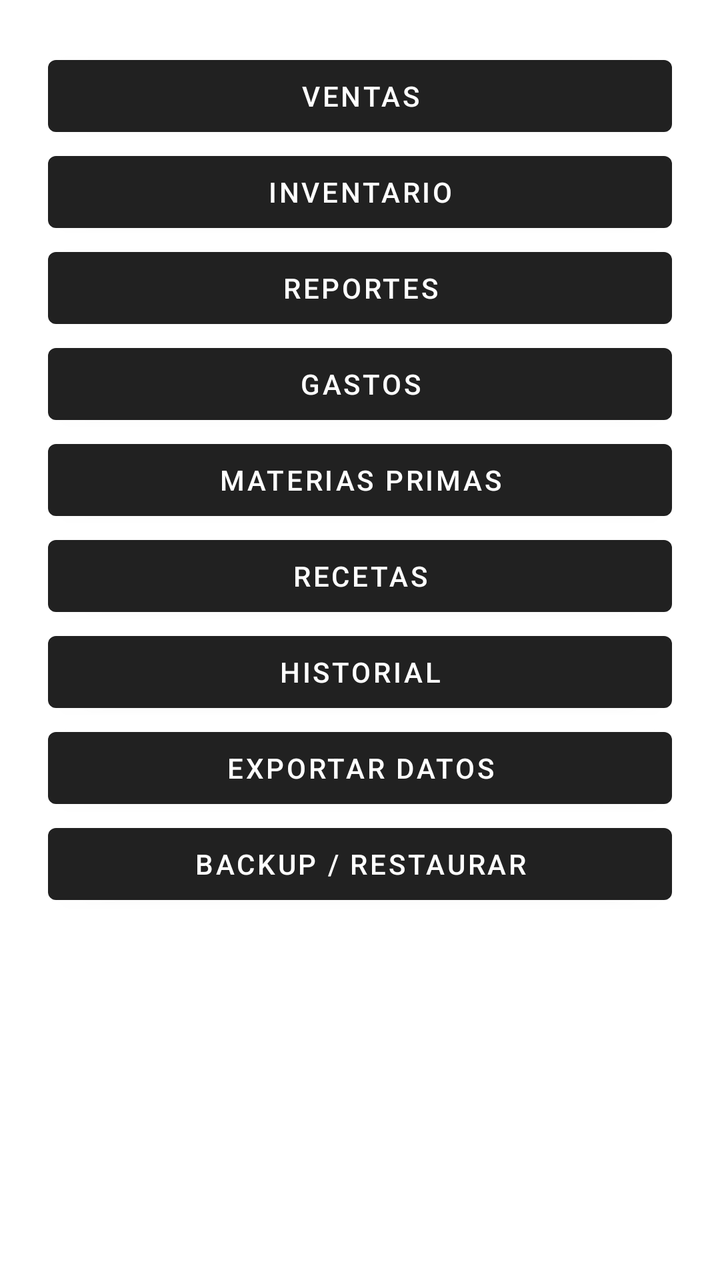
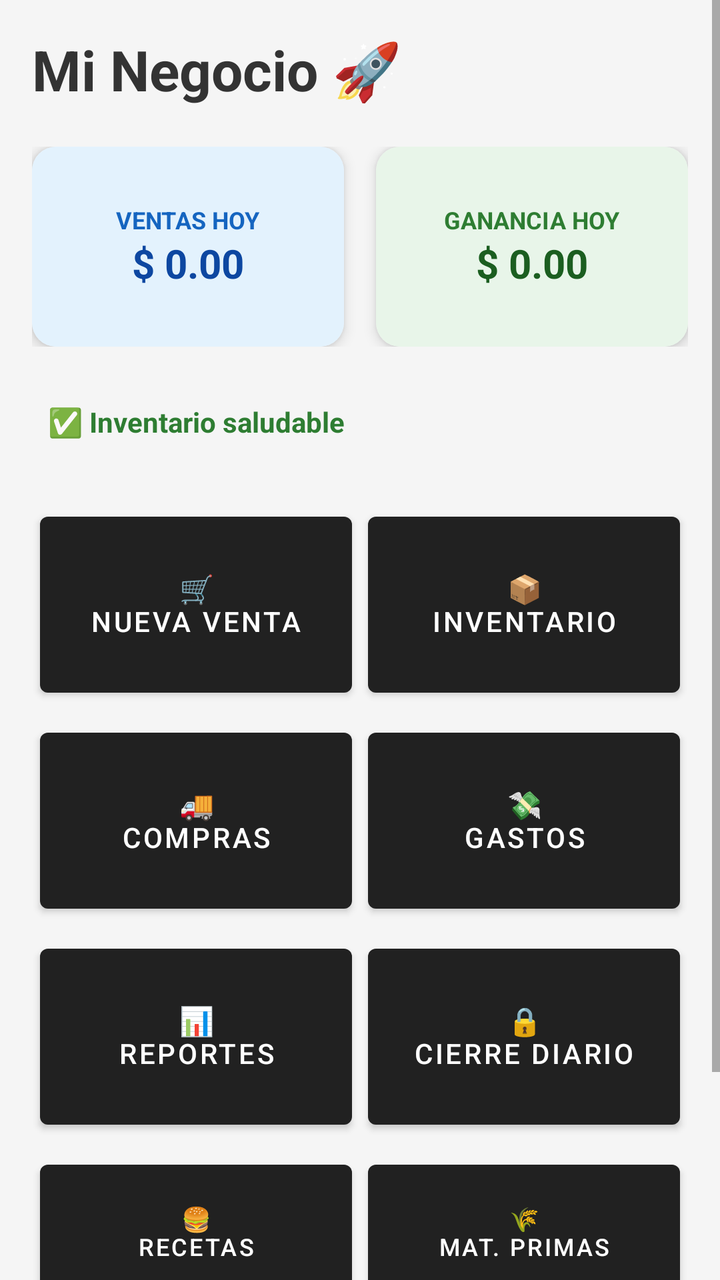

Compare the two renders of this Android layout. The source of the first and the diff that turns it into the second are given below.
<!-- AndroidManifest.xml: application theme Theme.MaterialComponents.DayNight.DarkActionBar -->
<!-- res/layout/activity_main.xml -->
<?xml version="1.0" encoding="utf-8"?>
<LinearLayout
    xmlns:android="http://schemas.android.com/apk/res/android"
    android:orientation="vertical"
    android:padding="24dp"
    android:layout_width="match_parent"
    android:layout_height="match_parent">

    <Button
        android:id="@+id/btnVentas"
        android:layout_width="match_parent"
        android:layout_height="wrap_content"
        android:text="Ventas"/>

    <Button
        android:id="@+id/btnInventario"
        android:layout_width="match_parent"
        android:layout_height="wrap_content"
        android:text="Inventario"/>

    <Button
        android:id="@+id/btnReportes"
        android:layout_width="match_parent"
        android:layout_height="wrap_content"
        android:text="Reportes"/>

    <Button
        android:id="@+id/btnGastos"
        android:text="Gastos"
        android:layout_width="match_parent"
        android:layout_height="wrap_content"/>

    <Button
        android:id="@+id/btnMaterias"
        android:text="Materias Primas"
        android:layout_width="match_parent"
        android:layout_height="wrap_content"/>

    <Button
        android:id="@+id/btnRecetas"
        android:text="Recetas"
        android:layout_width="match_parent"
        android:layout_height="wrap_content"/>

    <Button
        android:id="@+id/btnHistorial"
        android:text="Historial"
        android:layout_width="match_parent"
        android:layout_height="wrap_content"/>

    <Button
        android:id="@+id/btnExportar"
        android:text="Exportar Datos"
        android:layout_width="match_parent"
        android:layout_height="wrap_content"/>

    <Button
        android:id="@+id/btnBackup"
        android:text="Backup / Restaurar"
        android:layout_width="match_parent"
        android:layout_height="wrap_content"/>
    
    <TextView
        android:id="@+id/txtResultado"
        android:layout_width="match_parent"
        android:layout_height="wrap_content"
        android:textSize="18sp"
        android:paddingTop="20dp"/>

</LinearLayout>
<!-- resources referenced by this layout -->
<resources>

</resources>

<!-- the commit's change to res/layout/activity_main.xml (unified diff, before → after) -->
@@ -1,70 +1,216 @@
 <?xml version="1.0" encoding="utf-8"?>
-<LinearLayout
-    xmlns:android="http://schemas.android.com/apk/res/android"
-    android:orientation="vertical"
-    android:padding="24dp"
+<ScrollView xmlns:android="http://schemas.android.com/apk/res/android"
+    xmlns:app="http://schemas.android.com/apk/res-auto"
     android:layout_width="match_parent"
-    android:layout_height="match_parent">
-
-    <Button
-        android:id="@+id/btnVentas"
+    android:layout_height="match_parent"
+    android:background="#F5F5F5">
+
+    <LinearLayout
+        android:orientation="vertical"
         android:layout_width="match_parent"
         android:layout_height="wrap_content"
-        android:text="Ventas"/>
-
-    <Button
-        android:id="@+id/btnInventario"
-        android:layout_width="match_parent"
-        android:layout_height="wrap_content"
-        android:text="Inventario"/>
-
-    <Button
-        android:id="@+id/btnReportes"
-        android:layout_width="match_parent"
-        android:layout_height="wrap_content"
-        android:text="Reportes"/>
-
-    <Button
-        android:id="@+id/btnGastos"
-        android:text="Gastos"
-        android:layout_width="match_parent"
-        android:layout_height="wrap_content"/>
-
-    <Button
-        android:id="@+id/btnMaterias"
-        android:text="Materias Primas"
-        android:layout_width="match_parent"
-        android:layout_height="wrap_content"/>
-
-    <Button
-        android:id="@+id/btnRecetas"
-        android:text="Recetas"
-        android:layout_width="match_parent"
-        android:layout_height="wrap_content"/>
-
-    <Button
-        android:id="@+id/btnHistorial"
-        android:text="Historial"
-        android:layout_width="match_parent"
-        android:layout_height="wrap_content"/>
-
-    <Button
-        android:id="@+id/btnExportar"
-        android:text="Exportar Datos"
-        android:layout_width="match_parent"
-        android:layout_height="wrap_content"/>
-
-    <Button
-        android:id="@+id/btnBackup"
-        android:text="Backup / Restaurar"
-        android:layout_width="match_parent"
-        android:layout_height="wrap_content"/>
-    
-    <TextView
-        android:id="@+id/txtResultado"
-        android:layout_width="match_parent"
-        android:layout_height="wrap_content"
-        android:textSize="18sp"
-        android:paddingTop="20dp"/>
-
-</LinearLayout>
+        android:padding="16dp">
+
+        
+        <TextView
+            android:text="Mi Negocio 🚀"
+            android:textSize="28sp"
+            android:textStyle="bold"
+            android:textColor="#333333"
+            android:layout_marginBottom="20dp"
+            android:layout_width="wrap_content"
+            android:layout_height="wrap_content"/>
+
+        
+        <LinearLayout
+            android:orientation="horizontal"
+            android:layout_width="match_parent"
+            android:layout_height="wrap_content"
+            android:layout_marginBottom="20dp">
+
+            
+            <androidx.cardview.widget.CardView
+                android:layout_width="0dp"
+                android:layout_weight="1"
+                android:layout_height="100dp"
+                app:cardCornerRadius="12dp"
+                app:cardElevation="4dp"
+                android:layout_marginEnd="8dp">
+
+                <LinearLayout
+                    android:orientation="vertical"
+                    android:gravity="center"
+                    android:padding="10dp"
+                    android:background="#E3F2FD"
+                    android:layout_width="match_parent"
+                    android:layout_height="match_parent">
+
+                    <TextView
+                        android:text="VENTAS HOY"
+                        android:textSize="12sp"
+                        android:textStyle="bold"
+                        android:textColor="#1565C0"
+                        android:layout_width="wrap_content"
+                        android:layout_height="wrap_content"/>
+
+                    <TextView
+                        android:id="@+id/txtTodaySales"
+                        android:text="$ 0.00"
+                        android:textSize="20sp"
+                        android:textStyle="bold"
+                        android:textColor="#0D47A1"
+                        android:layout_width="wrap_content"
+                        android:layout_height="wrap_content"/>
+                </LinearLayout>
+            </androidx.cardview.widget.CardView>
+
+            
+            <androidx.cardview.widget.CardView
+                android:layout_width="0dp"
+                android:layout_weight="1"
+                android:layout_height="100dp"
+                app:cardCornerRadius="12dp"
+                app:cardElevation="4dp"
+                android:layout_marginStart="8dp">
+
+                <LinearLayout
+                    android:orientation="vertical"
+                    android:gravity="center"
+                    android:padding="10dp"
+                    android:background="#E8F5E9"
+                    android:layout_width="match_parent"
+                    android:layout_height="match_parent">
+
+                    <TextView
+                        android:text="GANANCIA HOY"
+                        android:textSize="12sp"
+                        android:textStyle="bold"
+                        android:textColor="#2E7D32"
+                        android:layout_width="wrap_content"
+                        android:layout_height="wrap_content"/>
+
+                    <TextView
+                        android:id="@+id/txtTodayProfit"
+                        android:text="$ 0.00"
+                        android:textSize="20sp"
+                        android:textStyle="bold"
+                        android:textColor="#1B5E20"
+                        android:layout_width="wrap_content"
+                        android:layout_height="wrap_content"/>
+                </LinearLayout>
+            </androidx.cardview.widget.CardView>
+        </LinearLayout>
+
+        
+        <TextView
+            android:id="@+id/txtAlertStock"
+            android:text="✅ Inventario saludable"
+            android:textColor="#2E7D32"
+            android:textStyle="bold"
+            android:padding="8dp"
+            android:layout_marginBottom="20dp"
+            android:layout_width="match_parent"
+            android:layout_height="wrap_content"/>
+
+        
+        <GridLayout
+            android:columnCount="2"
+            android:rowCount="4"
+            android:alignmentMode="alignMargins"
+            android:layout_width="match_parent"
+            android:layout_height="wrap_content">
+
+            
+            <Button
+                android:id="@+id/btnVentas"
+                android:text="🛒\nNUEVA VENTA"
+                android:layout_width="0dp"
+                android:layout_height="100dp"
+                android:layout_columnWeight="1"
+                android:layout_margin="4dp"
+                android:textSize="14sp"/>
+
+            
+            <Button
+                android:id="@+id/btnInventario"
+                android:text="📦\nINVENTARIO"
+                android:layout_width="0dp"
+                android:layout_height="100dp"
+                android:layout_columnWeight="1"
+                android:layout_margin="4dp"
+                android:textSize="14sp"/>
+
+            
+            <Button
+                android:id="@+id/btnOpenPurchase"
+                android:text="🚚\nCOMPRAS"
+                android:layout_width="0dp"
+                android:layout_height="100dp"
+                android:layout_columnWeight="1"
+                android:layout_margin="4dp"
+                android:textSize="14sp"/>
+
+            
+            <Button
+                android:id="@+id/btnGastos"
+                android:text="💸\nGASTOS"
+                android:layout_width="0dp"
+                android:layout_height="100dp"
+                android:layout_columnWeight="1"
+                android:layout_margin="4dp"
+                android:textSize="14sp"/>
+
+            
+            <Button
+                android:id="@+id/btnReportes"
+                android:text="📊\nREPORTES"
+                android:layout_width="0dp"
+                android:layout_height="100dp"
+                android:layout_columnWeight="1"
+                android:layout_margin="4dp"
+                android:textSize="14sp"/>
+
+            
+            <Button
+                android:id="@+id/btnCloseDay"
+                android:text="🔒\nCIERRE DIARIO"
+                android:layout_width="0dp"
+                android:layout_height="100dp"
+                android:layout_columnWeight="1"
+                android:layout_margin="4dp"
+                android:textSize="14sp"/>
+
+            
+            <Button
+                android:id="@+id/btnRecetas"
+                android:text="🍔\nRECETAS"
+                android:layout_width="0dp"
+                android:layout_height="80dp"
+                android:layout_columnWeight="1"
+                android:layout_margin="4dp"
+                android:textSize="12sp"/>
+
+            
+            <Button
+                android:id="@+id/btnMaterias"
+                android:text="🌾\nMAT. PRIMAS"
+                android:layout_width="0dp"
+                android:layout_height="80dp"
+                android:layout_columnWeight="1"
+                android:layout_margin="4dp"
+                android:textSize="12sp"/>
+
+            
+            <Button
+                android:id="@+id/btnTools"
+                android:text="🛠\nHERRAMIENTAS"
+                android:layout_width="0dp"
+                android:layout_height="80dp"
+                android:layout_columnWeight="1"
+                android:layout_margin="4dp"
+                android:textSize="12sp"/>
+
+        </GridLayout>
+
+    </LinearLayout>
+</ScrollView>
